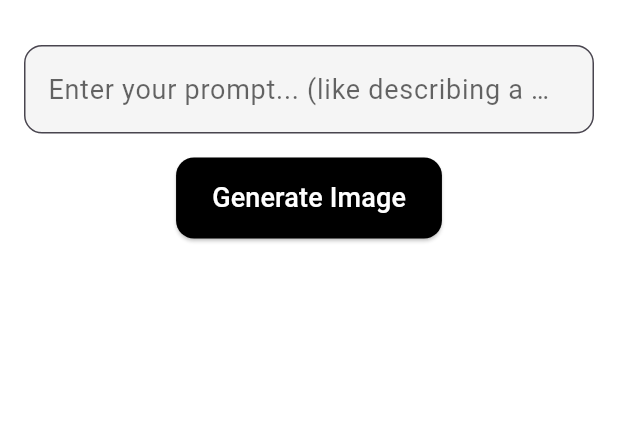
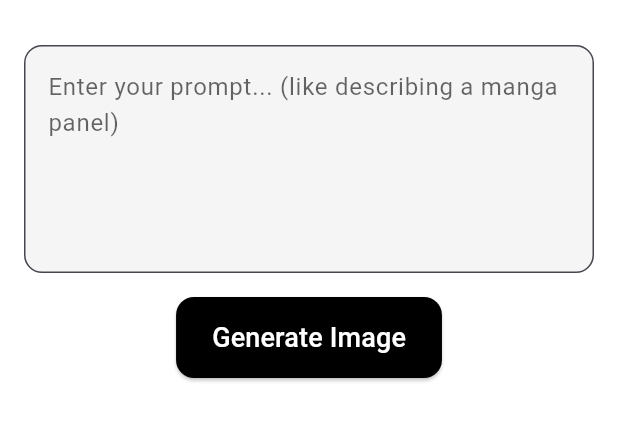
Before and after one commit to emnggprw/inkspire, a Flutter app: the screen it shows after launch, on a phone screen of 412 x 824 dp, the part 63-505 px from its top. Run offline on Flutter 3.47's test engine with Material 3 defaults, Android fonts, the phone set to English and light mode, and no system bars; Roboto replaces fonts that are missing (ComicSans).

Commit message:
Improved input UI

```diff
--- a/lib/main.dart
+++ b/lib/main.dart
@@ -87,13 +87,14 @@ class _InkSpireHomePageState extends State<InkSpireHomePage> {
       final contentLength = streamedResponse.contentLength ?? 0;
       int bytesReceived = 0;
 
+      final response = await http.Response.fromStream(streamedResponse);
+
       streamedResponse.stream.listen((chunk) {
         bytesReceived += chunk.length;
         setState(() {
           progress = (bytesReceived / contentLength).clamp(0.0, 1.0);
         });
-      }, onDone: () async {
-        final response = await http.Response.fromStream(streamedResponse);
+      }, onDone: () {
         if (response.statusCode == 200) {
           final data = jsonDecode(response.body);
           setState(() {
@@ -121,14 +122,16 @@ class _InkSpireHomePageState extends State<InkSpireHomePage> {
       appBar: AppBar(
         title: const Text('InkSpire', style: TextStyle(fontFamily: 'ComicSans', fontWeight: FontWeight.bold)),
       ),
-      body: Padding(
+      body: SingleChildScrollView(
+        child: Padding(
           padding: const EdgeInsets.all(16.0),
           child: Column(
             crossAxisAlignment: CrossAxisAlignment.center,
             children: [
               TextField(
                 controller: _promptController,
-              style: const TextStyle(color: Colors.black),
+                style: const TextStyle(color: Colors.black, fontSize: 16),
+                maxLines: 5,
                 decoration: InputDecoration(
                   hintText: 'Enter your prompt... (like describing a manga panel)',
                   hintStyle: TextStyle(color: Colors.black.withOpacity(0.6)),
@@ -143,18 +146,10 @@ class _InkSpireHomePageState extends State<InkSpireHomePage> {
               if (isLoading)
                 Column(
                   children: [
-                  const Text('Generating...', style: TextStyle(fontSize: 20, fontWeight: FontWeight.bold)),
-                  const SizedBox(height: 12),
-                  LinearProgressIndicator(
-                    value: progress,
-                    minHeight: 10,
-                    backgroundColor: Colors.grey[300],
-                    color: Colors.black,
-                    borderRadius: BorderRadius.circular(10),
-                  ),
+                    const Text('Generating...', style: TextStyle(fontSize: 16)),
                     const SizedBox(height: 8),
-                  Text('${(progress * 100).toStringAsFixed(0)}% completed',
-                      style: const TextStyle(fontSize: 16, fontWeight: FontWeight.w500)),
+                    LinearProgressIndicator(value: progress, color: Colors.black, minHeight: 8),
+                    Text('${(progress * 100).toStringAsFixed(0)}% completed', style: const TextStyle(fontSize: 14)),
                   ],
                 )
               else if (errorMessage != null)
@@ -164,21 +159,19 @@ class _InkSpireHomePageState extends State<InkSpireHomePage> {
                     const SizedBox(height: 8),
                     ElevatedButton(
                       onPressed: generateImage,
-                    child: const Text('Retry'),
+                      child: const Text('Retry', style: TextStyle(fontSize: 16)),
                     ),
                   ],
                 )
               else if (generatedImageUrl != null)
                   Expanded(
-                  child: ClipRRect(
-                    borderRadius: BorderRadius.circular(16),
                     child: Image.network(
                       generatedImageUrl!,
                       fit: BoxFit.cover,
                     ),
                   ),
+            ],
           ),
-          ],
         ),
       ),
     );
```
Lines whose indentation alone changed are shown as unchanged.
